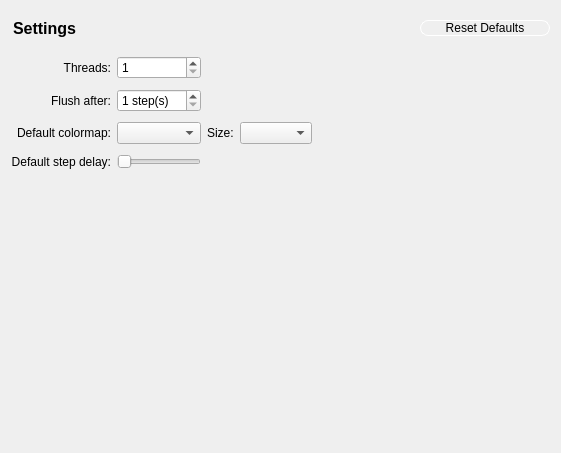
Before: the Qt Designer form src/gui/forms/settingspage.ui in evoplex/evoplex, drawn with Qt 5.
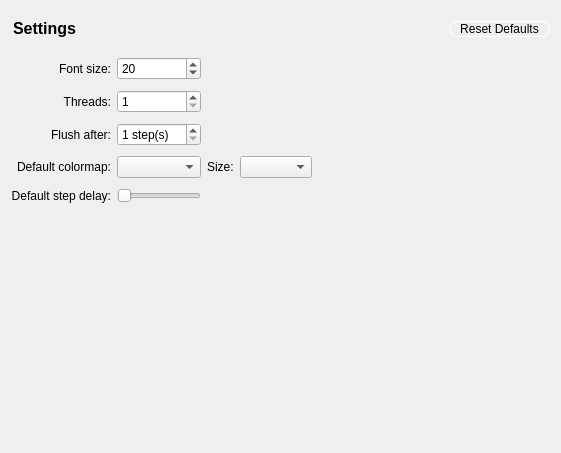
After: the same form once the commit is applied.

Commit message: gui - allows setting the applications font size

```diff
--- a/src/gui/forms/settingspage.ui
+++ b/src/gui/forms/settingspage.ui
@@ -45,31 +45,28 @@
        </property>
       </widget>
      </item>
+     <item>
+      <spacer name="horizontalSpacer_2">
+       <property name="orientation">
+        <enum>Qt::Horizontal</enum>
+       </property>
+       <property name="sizeHint" stdset="0">
+        <size>
+         <width>40</width>
+         <height>20</height>
+        </size>
+       </property>
+      </spacer>
+     </item>
      <item>
       <widget class="QPushButton" name="reset">
-       <property name="sizePolicy">
-        <sizepolicy hsizetype="Fixed" vsizetype="Fixed">
-         <horstretch>0</horstretch>
-         <verstretch>0</verstretch>
-        </sizepolicy>
-       </property>
-       <property name="minimumSize">
-        <size>
-         <width>130</width>
-         <height>0</height>
-        </size>
-       </property>
-       <property name="maximumSize">
-        <size>
-         <width>130</width>
-         <height>16777215</height>
-        </size>
-       </property>
        <property name="styleSheet">
         <string notr="true">QPushButton  {
-	border: 1px solid white;
-    border-radius: 8px;
-    background-color: transparent;
+  border: 1px solid white;
+  border-radius: 8px;
+  background-color: transparent;
+  padding-left: 10px;
+  padding-right: 10px;
 }
 QPushButton::hover {
 	background-color: #4285f4;
@@ -113,44 +110,30 @@
      <property name="verticalSpacing">
       <number>10</number>
      </property>
-     <item row="0" column="0">
-      <widget class="QLabel" name="label_2">
-       <property name="text">
-        <string>Threads:</string>
-       </property>
-       <property name="alignment">
-        <set>Qt::AlignRight|Qt::AlignTrailing|Qt::AlignVCenter</set>
-       </property>
-      </widget>
-     </item>
-     <item row="2" column="1">
-      <widget class="QComboBox" name="colormaps"/>
-     </item>
-     <item row="2" column="2">
-      <widget class="QLabel" name="label_4">
-       <property name="text">
-        <string>Size:</string>
-       </property>
-      </widget>
-     </item>
-     <item row="0" column="1">
-      <widget class="QSpinBox" name="threads">
-       <property name="minimum">
-        <number>1</number>
-       </property>
-      </widget>
-     </item>
-     <item row="3" column="0">
-      <widget class="QLabel" name="label_5">
-       <property name="text">
-        <string>Default step delay:</string>
-       </property>
-       <property name="alignment">
-        <set>Qt::AlignRight|Qt::AlignTrailing|Qt::AlignVCenter</set>
-       </property>
-      </widget>
-     </item>
      <item row="3" column="1">
+      <widget class="QComboBox" name="colormaps"/>
+     </item>
+     <item row="3" column="3">
+      <widget class="QComboBox" name="colormapsize">
+       <property name="minimumSize">
+        <size>
+         <width>50</width>
+         <height>0</height>
+        </size>
+       </property>
+      </widget>
+     </item>
+     <item row="2" column="1">
+      <widget class="QSpinBox" name="stepsToFlush">
+       <property name="suffix">
+        <string> step(s)</string>
+       </property>
+       <property name="minimum">
+        <number>1</number>
+       </property>
+      </widget>
+     </item>
+     <item row="4" column="1">
       <widget class="QSlider" name="delay">
        <property name="maximum">
         <number>500</number>
@@ -166,27 +149,34 @@
        </property>
       </widget>
      </item>
-     <item row="2" column="0">
-      <widget class="QLabel" name="label_3">
+     <item row="1" column="1">
+      <widget class="QSpinBox" name="threads">
+       <property name="minimum">
+        <number>1</number>
+       </property>
+      </widget>
+     </item>
+     <item row="4" column="0">
+      <widget class="QLabel" name="label_5">
        <property name="text">
-        <string>Default colormap:</string>
+        <string>Default step delay:</string>
        </property>
        <property name="alignment">
         <set>Qt::AlignRight|Qt::AlignTrailing|Qt::AlignVCenter</set>
        </property>
       </widget>
      </item>
-     <item row="2" column="3">
-      <widget class="QComboBox" name="colormapsize">
-       <property name="minimumSize">
-        <size>
-         <width>50</width>
-         <height>0</height>
-        </size>
-       </property>
-      </widget>
-     </item>
      <item row="1" column="0">
+      <widget class="QLabel" name="label_2">
+       <property name="text">
+        <string>Threads:</string>
+       </property>
+       <property name="alignment">
+        <set>Qt::AlignRight|Qt::AlignTrailing|Qt::AlignVCenter</set>
+       </property>
+      </widget>
+     </item>
+     <item row="2" column="0">
       <widget class="QLabel" name="label_6">
        <property name="text">
         <string>Flush after:</string>
@@ -196,13 +186,43 @@
        </property>
       </widget>
      </item>
-     <item row="1" column="1">
-      <widget class="QSpinBox" name="stepsToFlush">
-       <property name="suffix">
-        <string> step(s)</string>
+     <item row="3" column="0">
+      <widget class="QLabel" name="label_3">
+       <property name="text">
+        <string>Default colormap:</string>
        </property>
+       <property name="alignment">
+        <set>Qt::AlignRight|Qt::AlignTrailing|Qt::AlignVCenter</set>
+       </property>
+      </widget>
+     </item>
+     <item row="3" column="2">
+      <widget class="QLabel" name="label_4">
+       <property name="text">
+        <string>Size:</string>
+       </property>
+      </widget>
+     </item>
+     <item row="0" column="0">
+      <widget class="QLabel" name="label_7">
+       <property name="text">
+        <string>Font size:</string>
+       </property>
+       <property name="alignment">
+        <set>Qt::AlignRight|Qt::AlignTrailing|Qt::AlignVCenter</set>
+       </property>
+      </widget>
+     </item>
+     <item row="0" column="1">
+      <widget class="QSpinBox" name="fontSize">
        <property name="minimum">
-        <number>1</number>
+        <number>6</number>
+       </property>
+       <property name="maximum">
+        <number>22</number>
+       </property>
+       <property name="value">
+        <number>20</number>
        </property>
       </widget>
      </item>
```
Left out of the diff: 2 changed lines with no effect on the pictures. The commit also changes 3 other files.
